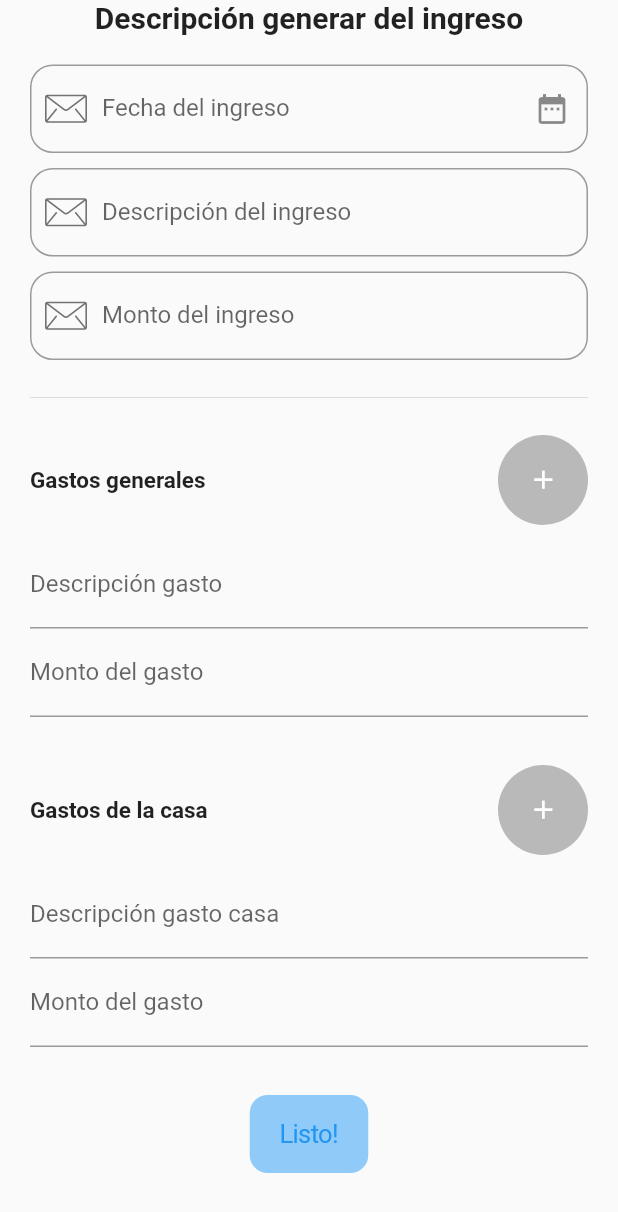
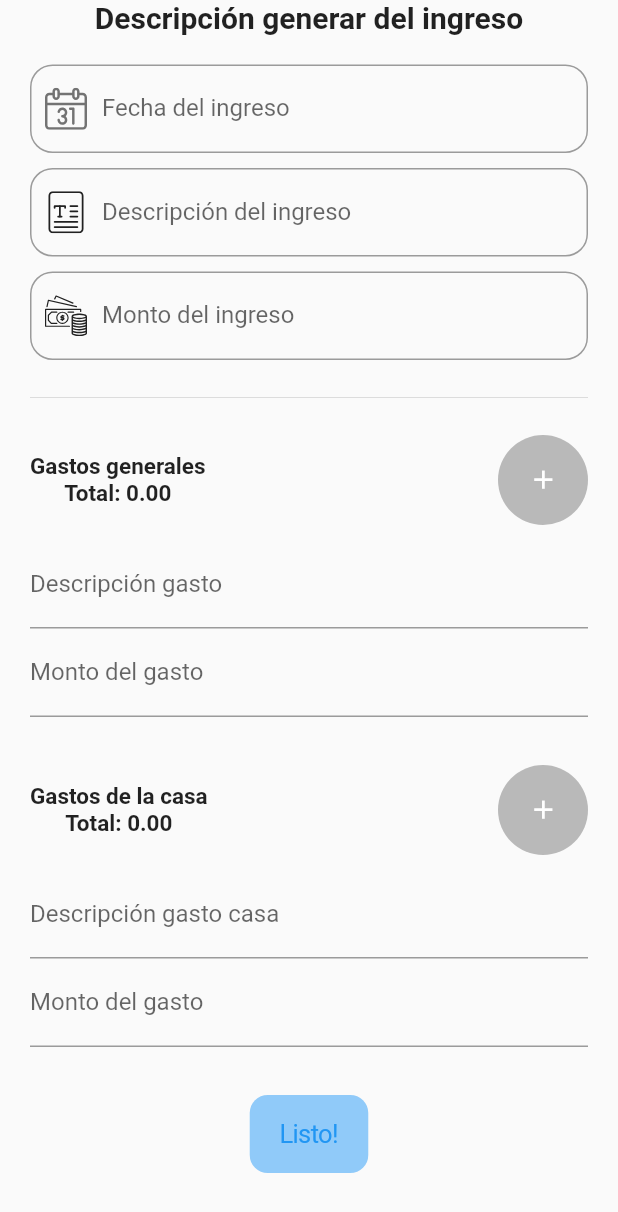
Before and after one commit to gramirezg10/flutter_gastos_app, a Flutter app: the AddSpendTab widget shown alone on an empty page, opened directly, on a phone screen of 412 x 824 dp. Shown: the top 1212 px of the screen. Run offline on Flutter 3.47's test engine with Material 2 defaults, Android fonts, the phone set to English and light mode, and no system bars; our stand-ins replace after_layout, dio, flutter_svg, font_awesome_flutter, google_sign_in, shared_preferences; accounts and stored records are empty.

Commit message:
se ajusta el add_spend_tab en la parte de diseño y funcionalidades de mostrar los saldos a medida que se agregan gastos

```diff
--- a/lib/src/pages/home_page_tabs/add_spend_tab.dart
+++ b/lib/src/pages/home_page_tabs/add_spend_tab.dart
@@ -1,6 +1,8 @@
 import 'package:flutter/cupertino.dart';
 import 'package:flutter/material.dart';
 import 'package:flutter_svg/svg.dart';
+import 'package:intl/intl.dart';
+
 import 'package:spends_app/src/api/spend_api.dart';
 import 'package:spends_app/src/models/home_detail_model.dart';
 import 'package:spends_app/src/models/spend_detail_model.dart';
@@ -16,6 +18,7 @@ class _AddSpendTabState extends State<AddSpendTab> {
   GlobalKey<FormState> _formKey = GlobalKey();
   FocusNode _fnDescription = FocusNode();
   FocusNode _fnAmount = FocusNode();
+  final oCcy = new NumberFormat("#,##0.00", "en_US");
 
   Spend _spend = Spend();
 
@@ -33,13 +36,27 @@ class _AddSpendTabState extends State<AddSpendTab> {
   TextEditingController _controllerHDDesc = new TextEditingController();
   TextEditingController _controllerHDAmount = new TextEditingController();
 
+  double _totalSpend = 0;
+  double _totalHome = 0;
+
   double _sizeP = 20;
   double _sizeS = 15;
+
+  bool init = true;
+
+  TextStyle _textStyle= TextStyle(fontSize: 15, fontWeight: FontWeight.bold);
+
+// @override
+//   void initState() {
+//     super.initState();
+//     _controllerAmount.text = '0';
+//   }
 
   @override
   Widget build(BuildContext context) {
     print('--- add spend tab');
     return SingleChildScrollView(
+      physics: BouncingScrollPhysics(),
       child: Container(
         padding: EdgeInsets.only(left: 20, bottom: 20, right: 20),
         child: Form(
@@ -57,13 +74,29 @@ class _AddSpendTabState extends State<AddSpendTab> {
               _ingressDescription(),
               SizedBox(height: 10),
               _ingressAmount(),
+              if(!init) Container(
+                padding: EdgeInsets.symmetric(),
+                width: double.infinity,
+                child: Column(children: [
+                  if (_controllerAmount.text.isNotEmpty) Text('Ingreso: ${oCcy.format(double.parse(_controllerAmount.text))}',
+                      style: _textStyle),
+                  if (_controllerAmount.text.isNotEmpty) Text('Saldo  : ${_getBalancePayment()}',
+                      style: _textStyle),
+                ]),
+              ),
               Divider(height: 50),
               Row(
                 mainAxisAlignment: MainAxisAlignment.spaceBetween,
                 children: [
-                  Text('Gastos generales',
-                      style: TextStyle(
-                          fontSize: _sizeS, fontWeight: FontWeight.bold)),
+                  Column(
+                    mainAxisAlignment: MainAxisAlignment.start,
+                    children: [
+                      Text('Gastos generales',
+                          style: _textStyle),
+                      Text('Total: ${oCcy.format(_totalSpend.toInt())}',
+                          style: _textStyle),
+                    ],
+                  ),
                   _btnAddSpendDetail(),
                 ],
               ),
@@ -79,9 +112,14 @@ class _AddSpendTabState extends State<AddSpendTab> {
               Row(
                 mainAxisAlignment: MainAxisAlignment.spaceBetween,
                 children: [
-                  Text('Gastos de la casa',
-                      style: TextStyle(
-                          fontSize: _sizeS, fontWeight: FontWeight.bold)),
+                  Column(
+                    children: [
+                      Text('Gastos de la casa',
+                          style: _textStyle),
+                      Text('Total: ${oCcy.format(_totalHome.toInt())}',
+                          style: _textStyle),
+                    ],
+                  ),
                   _btnAddSpendHomeDetail(),
                 ],
               ),
@@ -120,10 +158,10 @@ class _AddSpendTabState extends State<AddSpendTab> {
               width: 10,
               height: 10,
               child: SvgPicture.asset(
-                'assets/icons/mail.svg',
+                'assets/icons/calendar.svg',
                 color: Colors.black54,
               )),
-          suffixIcon: Icon(Icons.date_range)),
+      ),
       keyboardType: TextInputType.datetime,
       keyboardAppearance: Brightness.light,
       textInputAction: TextInputAction.next,
@@ -148,8 +186,8 @@ class _AddSpendTabState extends State<AddSpendTab> {
               width: 10,
               height: 10,
               child: SvgPicture.asset(
-                'assets/icons/mail.svg',
-                color: Colors.black54,
+                'assets/icons/text.svg',
+                color: Colors.black87,
               ))),
       keyboardType: TextInputType.name,
       keyboardAppearance: Brightness.light,
@@ -164,8 +202,8 @@ class _AddSpendTabState extends State<AddSpendTab> {
 
   Widget _ingressAmount() {
     return TextFormField(
+      controller: _controllerAmount,
       autofocus: false,
-      controller: _controllerAmount,
       decoration: InputDecoration(
           labelText: 'Monto del ingreso',
           hintText: "1'000.000",
@@ -175,18 +213,32 @@ class _AddSpendTabState extends State<AddSpendTab> {
               width: 10,
               height: 10,
               child: SvgPicture.asset(
-                'assets/icons/mail.svg',
-                color: Colors.black54,
+                'assets/icons/money.svg',
+                color: Colors.black87,
               ))),
       keyboardType: TextInputType.number,
       keyboardAppearance: Brightness.light,
       textInputAction: TextInputAction.next,
+      onEditingComplete: () {
+        setState(() {
+          if (_controllerAmount.text.isNotEmpty) init = false;
+          else init = true;
+        });
+      },
       validator: (text) => _validateAmount(),
       focusNode: _fnAmount,
       // onFieldSubmitted: (text) {
       //   _focusNodePassword.nextFocus();
       // },
     );
+  }
+
+  String _getBalancePayment() {
+    if (_controllerAmount.text.isNotEmpty) {
+      return oCcy.format(
+          double.parse(_controllerAmount.text) - (_totalHome + _totalSpend));
+    }
+    return '0';
   }
 
   // Spend details
@@ -372,6 +424,7 @@ class _AddSpendTabState extends State<AddSpendTab> {
       // _listSpendDetail
       //     .add('${_controllerSDDesc.text}/${_controllerSDAmount.text}');
 
+      _totalSpend = _totalSpend + _spendD.SDAmount;
       _controllerSDDesc.clear();
       _controllerSDAmount.clear();
       setState(() => _listTileSDGenerator());
@@ -391,6 +444,7 @@ class _AddSpendTabState extends State<AddSpendTab> {
       // _listSpendHomeDetail
       //     .add('${_controllerHDDesc.text}/${_controllerHDAmount.text}');
 
+      _totalHome = _totalHome + double.parse(_controllerHDAmount.text);
       _controllerHDDesc.clear();
       _controllerHDAmount.clear();
       setState(() => _listTileHDGenerator());
@@ -407,7 +461,7 @@ class _AddSpendTabState extends State<AddSpendTab> {
         dense: true,
         enabled: false,
         visualDensity: VisualDensity.compact,
-        title: Text('${item.SDAmount}'),
+        title: Text('${oCcy.format(item.SDAmount)}'),
         subtitle: Text('${item.SDDesc}'),
       );
       _list..add(_listTileItem);
@@ -424,7 +478,7 @@ class _AddSpendTabState extends State<AddSpendTab> {
         dense: true,
         enabled: false,
         visualDensity: VisualDensity.compact,
-        title: Text('${item.HDAmount}'),
+        title: Text('${oCcy.format(item.HDAmount)}'),
         subtitle: Text('${item.HDDesc}'),
       );
       _list..add(_listTileItem);
@@ -467,6 +521,8 @@ class _AddSpendTabState extends State<AddSpendTab> {
         _controllerAmount.clear();
         _listSpendDetail.clear();
         _listSpendHomeDetail.clear();
+        _totalSpend = 0;
+        _totalHome = 0;
       });
     }
   }
--- a/pubspec.yaml
+++ b/pubspec.yaml
@@ -33,7 +33,7 @@ dependencies:
   flutter_localizations:
     sdk: flutter
   dio: ^3.0.10
-  rxdart: ^0.24.1
+  # rxdart: ^0.24.1
   # shimmer: ^1.1.1
   # flutter_secure_storage: ^3.3.3
 
```
Also changed, not shown: lib/src/pages/home_page_tabs/settings_tab.dart (+1 -30 lines), assets/icons/calendar.svg (added), assets/icons/money.svg (added), assets/icons/text.svg (added), pubspec.lock.
